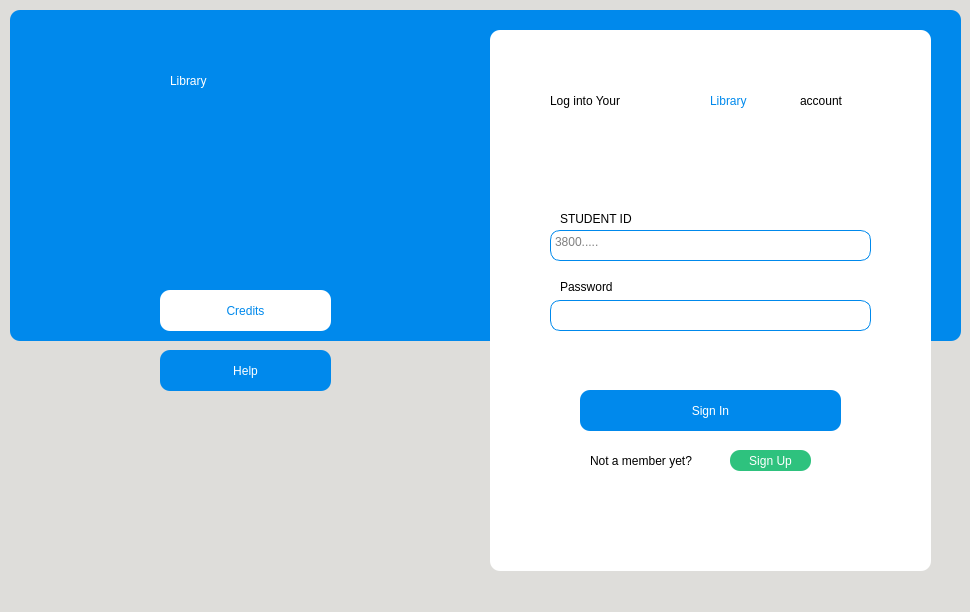
Old version of the form Login.ui in the repository mohammedyazid/Library.
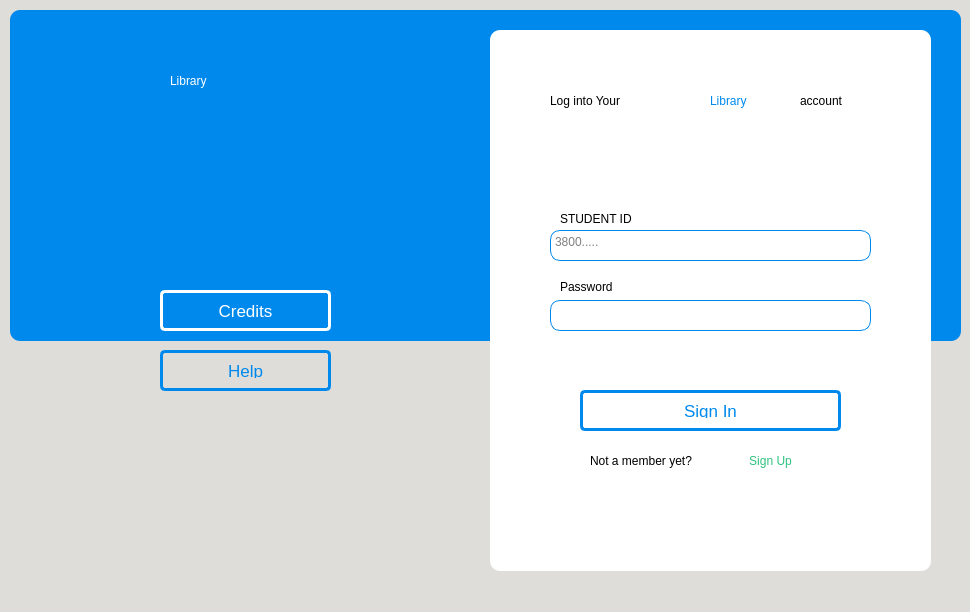
New version of the form. Icons and pictures are not drawn.

Patch:
```diff
--- a/Login.ui
+++ b/Login.ui
@@ -50,13 +50,27 @@
       </rect>
      </property>
      <property name="styleSheet">
-      <string notr="true">background-color: rgb(0, 137, 236);
-color: rgb(255, 255, 255);
-font: 75 20pt &quot;Ubuntu&quot;;
-border-style: solid;
-border-width: 0px;
-border-radius: 10px;
-
+      <string notr="true">
+QPushButton {
+    transition: all .5s ease;
+    color: rgb(0, 137, 236);;
+    border-radius: 5px;
+    border:3px solid rgb(0, 137, 236);;
+    font-family:'Montserrat', sans-serif;
+    text-transform: uppercase;
+    text-align: center;
+    line-height: 1;
+    font-size: 17px;
+    background-color : transparent;
+    padding: 10px;
+    outline: none;
+    
+    
+}
+QPushButton:hover {
+    color: white;
+    background-color: rgb(0, 137, 236);;
+}
 </string>
      </property>
      <property name="text">
@@ -250,14 +264,22 @@
       </rect>
      </property>
      <property name="styleSheet">
-      <string notr="true">background-color:rgb(46, 194, 126);
-color: rgb(255, 255, 255);
+      <string notr="true">QPushButton{background-color:transparent;
+color: rgb(46, 194, 126);
 font: 75 12pt &quot;Ubuntu&quot;;
 border-style: solid;
 border-width: 0px;
 border-radius: 10px;
-
-</string>
+font:serif;
+}
+QPushButton:hover {
+color: rgb(46, 194, 126);
+font: 75 15pt &quot;Ubuntu&quot;;
+border-style: solid;
+border-width: 0px;
+border-radius: 10px;
+font:serif;
+}</string>
      </property>
      <property name="text">
       <string>Sign Up</string>
@@ -314,13 +336,27 @@
       </rect>
      </property>
      <property name="styleSheet">
-      <string notr="true">background-color: rgb(255, 255, 255);
-color: rgb(0, 137, 236);
-font: 75 20pt &quot;Ubuntu&quot;;
-border-style: solid;
-border-width: 0px;
-border-radius: 10px;
-
+      <string notr="true">
+QPushButton {
+    transition: all .5s ease;
+    color: white;
+    border-radius: 5px;
+    border:3px solid white;
+    font-family:'Montserrat', sans-serif;
+    text-transform: uppercase;
+    text-align: center;
+    line-height: 1;
+    font-size: 17px;
+    background-color : transparent;
+    padding: 10px;
+    outline: none;
+    
+    
+}
+QPushButton:hover {
+    color:rgb(0, 137, 236);;
+    background-color: white;;
+}
 </string>
      </property>
      <property name="text">
@@ -371,13 +407,27 @@
      </rect>
     </property>
     <property name="styleSheet">
-     <string notr="true">background-color: rgb(0, 137, 236);
-color: rgb(255, 255, 255);
-font: 75 20pt &quot;Ubuntu&quot;;
-border-style: solid;
-border-width: 0px;
-border-radius: 10px;
-
+     <string notr="true">
+QPushButton {
+    transition: all .5s ease;
+    color: rgb(0, 137, 236);;
+    border-radius: 5px;
+    border:3px solid rgb(0, 137, 236);;
+    font-family:'Montserrat', sans-serif;
+    text-transform: uppercase;
+    text-align: center;
+    line-height: 1;
+    font-size: 17px;
+    background-color : transparent;
+    padding: 10px;
+    outline: none;
+    
+    
+}
+QPushButton:hover {
+    color: white;
+    background-color: rgb(0, 137, 236);;
+}
 </string>
     </property>
     <property name="text">
```
Left out of the diff: 2 changed lines with no effect on the pictures.
